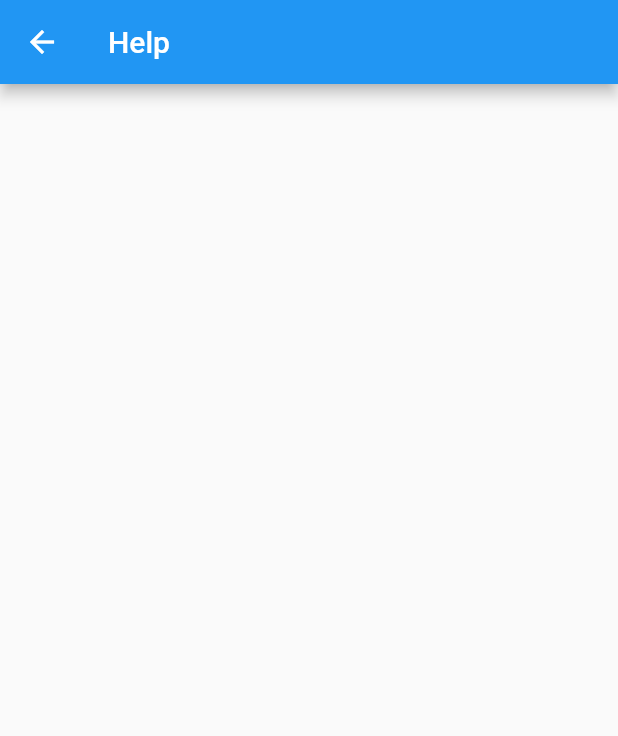
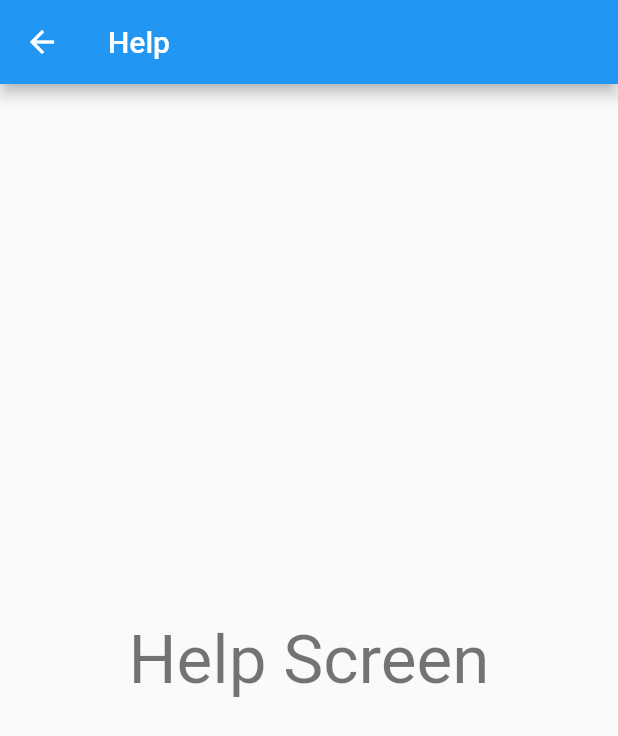
Before and after one commit to nstack-in/quick-actions-demo-flutter, a Flutter app: the HelpScreen screen opened directly, on a phone screen of 412 x 824 dp. Shown: the top 736 px of the screen. Run offline on Flutter 3.47's test engine with Material 2 defaults, Android fonts, the phone set to English and light mode, and no system bars; missing offline and left inert: quick_actions.

Commit message:
tutorial finished

```diff
--- a/lib/screen/help.dart
+++ b/lib/screen/help.dart
@@ -14,6 +14,12 @@ class _HelpScreenState extends State<HelpScreen> {
           'Help',
         ),
       ),
+      body: Center(
+        child: Text(
+          'Help Screen',
+          style: Theme.of(context).textTheme.headline3,
+        ),
+      ),
     );
   }
 }
--- a/lib/screen/message.dart
+++ b/lib/screen/message.dart
@@ -14,6 +14,12 @@ class _MessageScreenState extends State<MessageScreen> {
           'Message',
         ),
       ),
+      body: Center(
+        child: Text(
+          'Message Screen',
+          style: Theme.of(context).textTheme.headline3,
+        ),
+      ),
     );
   }
 }
```
Also changed, not shown: lib/main.dart (+8 -1 lines), lib/screen/home.dart (+19 -0 lines), pubspec.yaml (+1 -9 lines), pubspec.lock.
